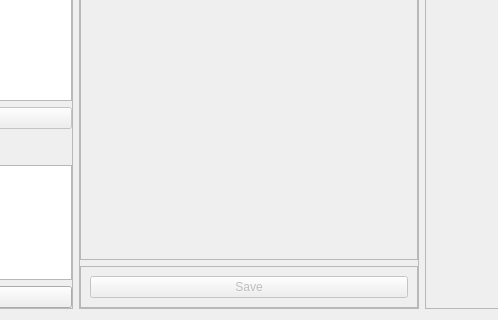
Above: braviz/interaction/qt_guis/regressors_select.ui from diego0020/braviz-app before the change; both pictures show x 204 to 702 and y 142 to 462 of the 1042 by 462 pixel window. Below: the same form after it.
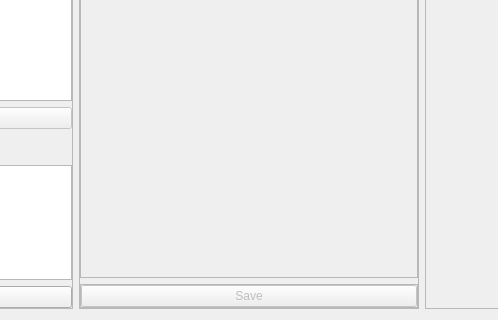
That is the form after the change.

Commit message: tooltips in braviz anova

```diff
--- a/braviz/interaction/qt_guis/regressors_select.ui
+++ b/braviz/interaction/qt_guis/regressors_select.ui
@@ -276,6 +276,18 @@
          <enum>QFrame::Raised</enum>
         </property>
         <layout class="QHBoxLayout" name="horizontalLayout_2">
+         <property name="leftMargin">
+          <number>0</number>
+         </property>
+         <property name="topMargin">
+          <number>0</number>
+         </property>
+         <property name="rightMargin">
+          <number>0</number>
+         </property>
+         <property name="bottomMargin">
+          <number>0</number>
+         </property>
          <item>
           <widget class="QPushButton" name="save_button">
            <property name="enabled">
```
The commit also changes 1 other file.
